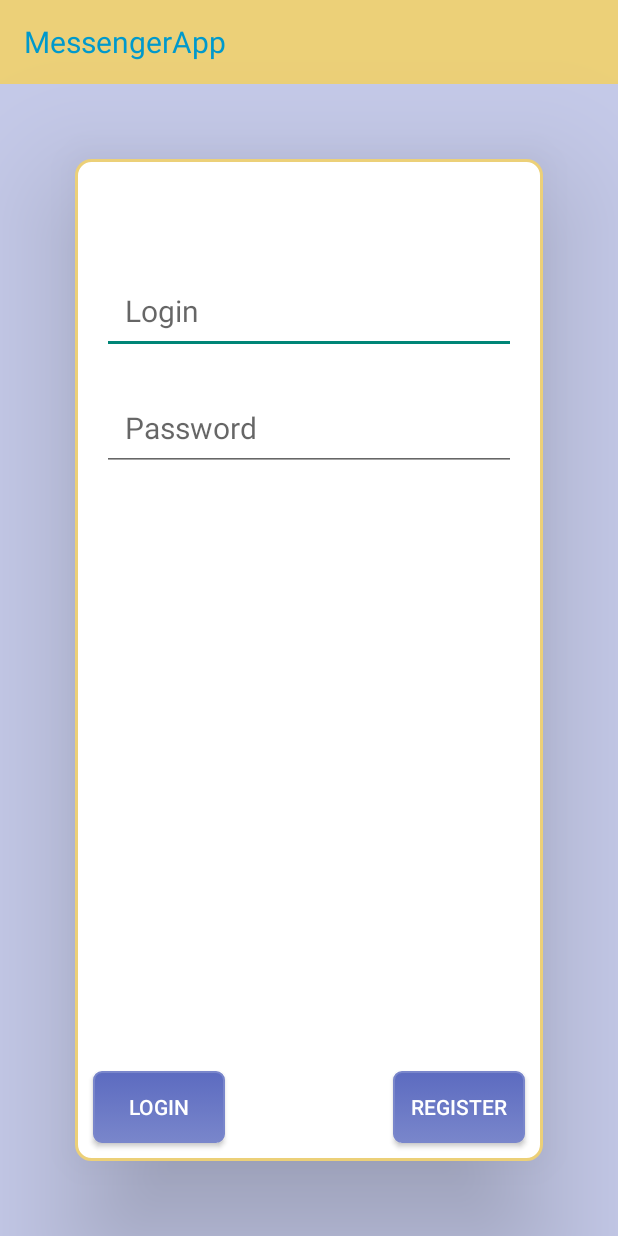
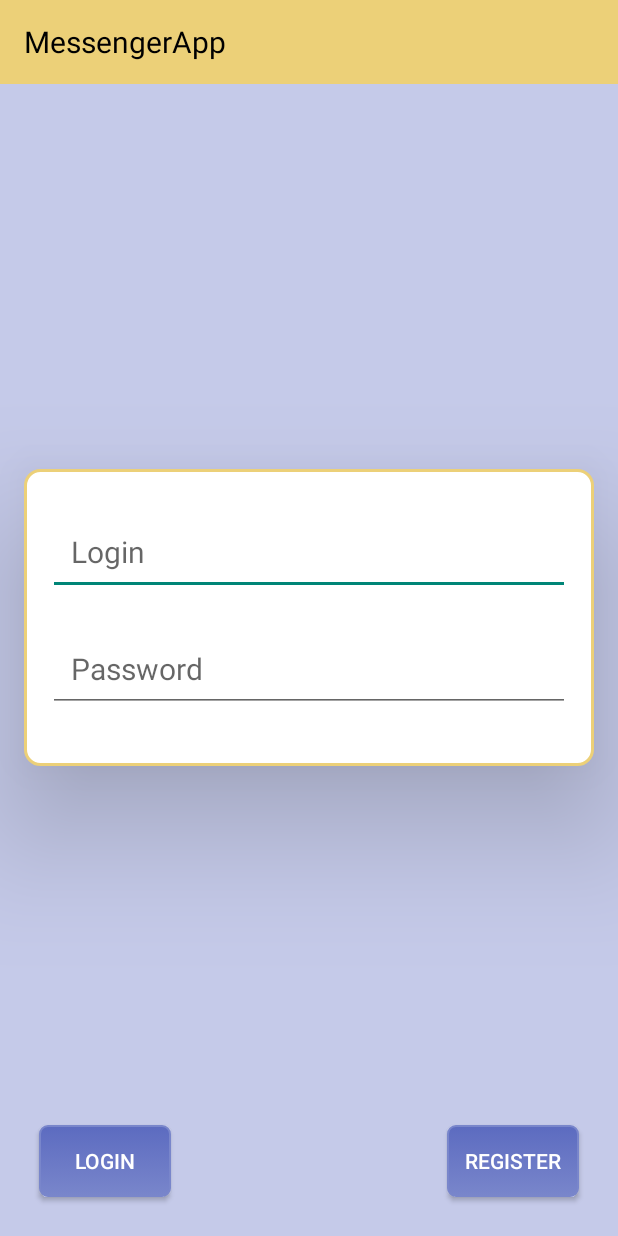
Before and after one commit to MessengerProject/App, an Android app: the screen it shows after launch (LoginActivity), on a phone screen of 412 x 824 dp. Run offline under Robolectric (Android 15) with nearby library versions, the phone set to English and light mode, and no system bars.

Commit message:
ButtonSend managed - Login Page managed

```diff
--- a/app/src/main/java/com/example/maxime/messengerapp/activity/LoginActivity.java
+++ b/app/src/main/java/com/example/maxime/messengerapp/activity/LoginActivity.java
@@ -8,6 +8,7 @@ import android.os.Bundle;
 import android.support.v7.widget.Toolbar;
 import android.util.Log;
 import android.view.View;
+import android.view.WindowManager;
 import android.widget.Button;
 import android.widget.EditText;
 import android.widget.Toast;
@@ -42,6 +43,7 @@ public class LoginActivity extends AppCompatActivity implements View.OnClickList
         btnRegister.setOnClickListener(this);
         Toolbar toolbar = (Toolbar) findViewById(R.id.toolbar);
         setSupportActionBar(toolbar);
+        this.getWindow().setSoftInputMode(WindowManager.LayoutParams.SOFT_INPUT_STATE_ALWAYS_HIDDEN);
     }
 
     @Override
--- a/app/src/main/res/layout/activity_login.xml
+++ b/app/src/main/res/layout/activity_login.xml
@@ -22,57 +22,9 @@
             android:layout_height="wrap_content"
             android:layout_centerVertical="true"
             android:text="MessengerApp"
-            android:textColor="@android:color/holo_blue_dark"
+            android:textColor="@color/colorBlack"
             android:textSize="@dimen/name_app" />
     </android.support.v7.widget.Toolbar>
-
-    <RelativeLayout
-        android:id="@+id/RelativeLayoutLogin"
-        android:layout_width="match_parent"
-        android:layout_height="wrap_content"
-        android:layout_below="@+id/toolbar"
-        android:layout_centerHorizontal="true"
-        android:layout_gravity="center"
-        android:layout_margin="50dp"
-        android:layout_marginBottom="@dimen/activity_vertical_margin"
-        android:layout_marginLeft="@dimen/activity_horizontal_margin"
-        android:layout_marginRight="@dimen/activity_horizontal_margin"
-        android:layout_marginTop="@dimen/activity_vertical_margin"
-        android:background="@drawable/rectangle"
-        android:elevation="50dp">
-
-        <RelativeLayout
-            android:id="@+id/RelativeLayoutProfile"
-            android:layout_width="match_parent"
-            android:layout_height="match_parent"
-            android:layout_above="@+id/RelativeLayoutButtons"
-            android:layout_centerHorizontal="true"
-            android:orientation="vertical"
-            android:padding="@dimen/activity_vertical_margin"
-            android:layout_centerVertical="true">
-
-            <EditText
-                android:id="@+id/login"
-                android:layout_width="match_parent"
-                android:layout_height="wrap_content"
-                android:layout_marginBottom="@dimen/margin_bottom_text"
-                android:layout_marginTop="10dp"
-                android:hint="Login"
-                android:inputType="textPersonName"
-                android:padding="15dp"
-                android:textSize="@dimen/textsize" />
-
-            <EditText
-                android:id="@+id/pwd"
-                android:layout_width="match_parent"
-                android:layout_height="wrap_content"
-                android:layout_below="@+id/login"
-                android:layout_marginBottom="@dimen/margin_bottom_text"
-                android:hint="Password"
-                android:inputType="textPassword"
-                android:padding="15dp"
-                android:textSize="@dimen/textsize" />
-        </RelativeLayout>
 
     <RelativeLayout
         android:id="@+id/RelativeLayoutButtons"
@@ -80,8 +32,10 @@
         android:layout_height="wrap_content"
         android:layout_alignParentBottom="true"
         android:layout_centerHorizontal="true"
-            android:layout_marginBottom="10dp"
-            android:layout_marginTop="10dp"
+        android:layout_marginBottom="@dimen/activity_vertical_margin"
+        android:layout_marginTop="@dimen/activity_vertical_margin"
+        android:layout_marginRight="@dimen/activity_horizontal_margin"
+        android:layout_marginLeft="@dimen/activity_horizontal_margin"
         android:orientation="horizontal">
 
         <Button
@@ -111,5 +65,43 @@
             android:text="Register"
             android:textColor="@color/colorWhite" />
     </RelativeLayout>
+
+    <RelativeLayout
+        android:id="@+id/RelativeLayoutLogin"
+        android:layout_width="match_parent"
+        android:layout_height="wrap_content"
+        android:layout_gravity="center"
+        android:background="@drawable/rectangle"
+        android:elevation="50dp"
+        android:layout_centerVertical="true"
+        android:layout_centerHorizontal="true"
+        android:padding="@dimen/activity_vertical_margin"
+        android:layout_marginBottom="@dimen/activity_vertical_margin"
+        android:layout_marginTop="@dimen/activity_vertical_margin"
+        android:layout_marginRight="@dimen/activity_horizontal_margin"
+        android:layout_marginLeft="@dimen/activity_horizontal_margin">
+
+        <EditText
+            android:id="@+id/login"
+            android:layout_width="match_parent"
+            android:layout_height="wrap_content"
+            android:layout_marginBottom="@dimen/margin_bottom_text"
+            android:layout_marginTop="10dp"
+            android:layout_weight="1"
+            android:hint="Login"
+            android:inputType="textPersonName"
+            android:padding="15dp"
+            android:textSize="@dimen/textsize" />
+
+        <EditText
+            android:id="@+id/pwd"
+            android:layout_width="match_parent"
+            android:layout_height="wrap_content"
+            android:layout_below="@+id/login"
+            android:layout_marginBottom="@dimen/margin_bottom_text"
+            android:hint="Password"
+            android:inputType="textPassword"
+            android:padding="15dp"
+            android:textSize="@dimen/textsize" />
     </RelativeLayout>
 </RelativeLayout>
--- a/app/src/main/res/layout/activity_profileconfig.xml
+++ b/app/src/main/res/layout/activity_profileconfig.xml
@@ -20,7 +20,7 @@
             android:layout_height="wrap_content"
             android:layout_centerVertical="true"
             android:text="MessengerApp"
-            android:textColor="@android:color/holo_blue_dark"
+            android:textColor="@color/colorBlack"
             android:textSize="@dimen/name_app" />
     </android.support.v7.widget.Toolbar>
 
--- a/app/src/main/res/values-sw320dp/dimens.xml
+++ b/app/src/main/res/values-sw320dp/dimens.xml
@@ -2,7 +2,7 @@
 <resources>
     <dimen name="activity_horizontal_margin">16dp</dimen>
     <dimen name="activity_vertical_margin">16dp</dimen>
-    <dimen name="name_app">20sp</dimen>
+    <dimen name="name_app">30sp</dimen>
     <dimen name="margin_bottom_text">20dp</dimen>
     <dimen name="textsize">40sp</dimen>
 </resources>
--- a/app/src/main/res/values-sw600dp/dimens.xml
+++ b/app/src/main/res/values-sw600dp/dimens.xml
@@ -2,7 +2,7 @@
 <resources>
     <dimen name="activity_horizontal_margin">30dp</dimen>
     <dimen name="activity_vertical_margin">30dp</dimen>
-    <dimen name="name_app">30sp</dimen>
+    <dimen name="name_app">40sp</dimen>
     <dimen name="margin_bottom_text">20dp</dimen>
     <dimen name="textsize">20sp</dimen>
 </resources>
```
Also changed, not shown: app/src/main/java/com/example/maxime/messengerapp/activity/MessengerActivity.java (+1 -23 lines), app/src/main/res/layout/activity_messenger.xml (+9 -21 lines), 2 other files. Lines whose indentation alone changed are shown as unchanged.
